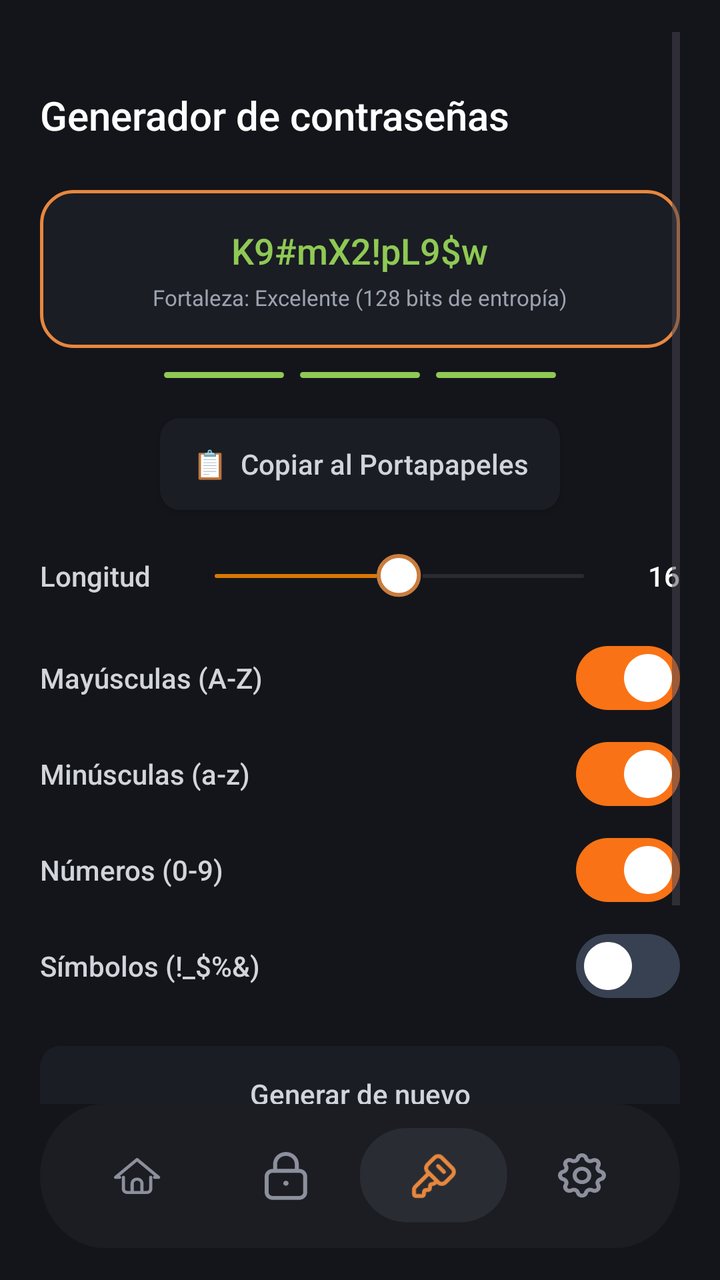
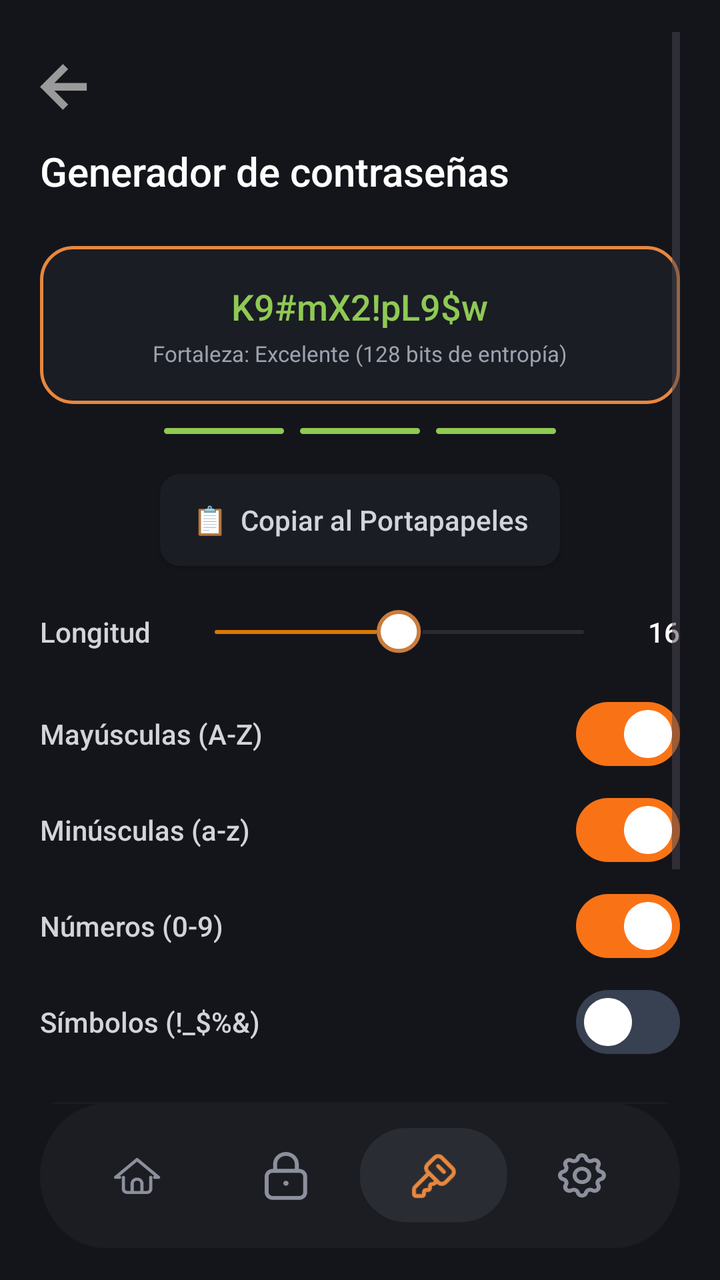

An Android layout rendered at two revisions. The XML below is the earlier revision; the diff shows what the commit changed to produce the second picture.
<!-- AndroidManifest.xml: application theme Theme.MyApplication -->
<!-- res/layout/activity_password_generator.xml -->
<?xml version="1.0" encoding="utf-8"?>
<androidx.constraintlayout.widget.ConstraintLayout xmlns:android="http://schemas.android.com/apk/res/android"
    xmlns:app="http://schemas.android.com/apk/res-auto"
    android:layout_width="match_parent"
    android:layout_height="match_parent"
    android:background="@color/bg_main">

    
    <ScrollView
        android:layout_width="0dp"
        android:layout_height="0dp"
        android:fillViewport="true"
        android:clipToPadding="false"
        android:paddingHorizontal="20dp"
        android:paddingTop="16dp"
        android:paddingBottom="24dp"
        app:layout_constraintTop_toTopOf="parent"
        app:layout_constraintBottom_toTopOf="@+id/bottomNavContainer"
        app:layout_constraintStart_toStartOf="parent"
        app:layout_constraintEnd_toEndOf="parent">

        <LinearLayout
            android:layout_width="match_parent"
            android:layout_height="wrap_content"
            android:orientation="vertical">

            
            <TextView
                android:layout_width="wrap_content"
                android:layout_height="wrap_content"
                android:layout_marginTop="28dp"
                android:layout_marginBottom="24dp"
                android:fontFamily="sans-serif-medium"
                android:text="Generador de contraseñas"
                android:textColor="#FFFFFF"
                android:textSize="20sp" />

            
            <LinearLayout
                android:layout_width="match_parent"
                android:layout_height="wrap_content"
                android:layout_marginBottom="12dp"
                android:background="@drawable/bg_card_password_border"
                android:gravity="center"
                android:orientation="vertical"
                android:paddingHorizontal="16dp"
                android:paddingVertical="18dp">

                <TextView
                    android:id="@+id/tvGeneratedPassword"
                    android:layout_width="wrap_content"
                    android:layout_height="wrap_content"
                    android:layout_marginBottom="4dp"
                    android:fontFamily="sans-serif-medium"
                    android:text="K9#mX2!pL9$w"
                    android:textColor="#8FC954"
                    android:textSize="18sp" />

                <TextView
                    android:layout_width="wrap_content"
                    android:layout_height="wrap_content"
                    android:fontFamily="sans-serif"
                    android:text="Fortaleza: Excelente (128 bits de entropía)"
                    android:textColor="#9CA3AF"
                    android:textSize="11sp" />
            </LinearLayout>

            
            <LinearLayout
                android:layout_width="match_parent"
                android:layout_height="wrap_content"
                android:layout_marginBottom="20dp"
                android:gravity="center"
                android:orientation="horizontal">

                <View
                    android:layout_width="60dp"
                    android:layout_height="3dp"
                    android:layout_marginEnd="8dp"
                    android:background="@drawable/bg_strength_bar_thin" />

                <View
                    android:layout_width="60dp"
                    android:layout_height="3dp"
                    android:layout_marginEnd="8dp"
                    android:background="@drawable/bg_strength_bar_thin" />

                <View
                    android:layout_width="60dp"
                    android:layout_height="3dp"
                    android:background="@drawable/bg_strength_bar_thin" />
            </LinearLayout>

            
            <androidx.appcompat.widget.AppCompatButton
                android:id="@+id/btnCopy"
                android:layout_width="200dp"
                android:layout_height="46dp"
                android:layout_gravity="center"
                android:layout_marginBottom="22dp"
                android:background="@drawable/bg_card_rounded"
                android:fontFamily="sans-serif-medium"
                android:text="📋  Copiar al Portapapeles"
                android:textAllCaps="false"
                android:textColor="#D1D5DB"
                android:textSize="14sp" />

            
            <LinearLayout
                android:layout_width="match_parent"
                android:layout_height="wrap_content"
                android:layout_marginBottom="24dp"
                android:gravity="center_vertical"
                android:orientation="horizontal">

                <TextView
                    android:layout_width="wrap_content"
                    android:layout_height="wrap_content"
                    android:fontFamily="sans-serif-medium"
                    android:text="Longitud"
                    android:textColor="#D1D5DB"
                    android:textSize="14sp" />

                <SeekBar
                    android:id="@+id/seekBarLength"
                    android:layout_width="0dp"
                    android:layout_height="wrap_content"
                    android:layout_marginStart="16dp"
                    android:layout_marginEnd="16dp"
                    android:layout_weight="1"
                    android:max="32"
                    android:minHeight="2dp"
                    android:maxHeight="2dp"
                    android:progress="16"
                    android:progressDrawable="@drawable/bg_seekbar_thick"
                    android:thumb="@drawable/vector_5" />

                <TextView
                    android:id="@+id/tvLengthValue"
                    android:layout_width="wrap_content"
                    android:layout_height="wrap_content"
                    android:fontFamily="sans-serif-medium"
                    android:text="16"
                    android:textColor="#FFFFFF"
                    android:textSize="14sp" />
            </LinearLayout>

            
            <LinearLayout
                android:layout_width="match_parent"
                android:layout_height="wrap_content"
                android:layout_marginBottom="24dp"
                android:orientation="vertical">

                
                <LinearLayout
                    android:layout_width="match_parent"
                    android:layout_height="wrap_content"
                    android:layout_marginBottom="16dp"
                    android:gravity="center_vertical"
                    android:orientation="horizontal">

                    <TextView
                        android:layout_width="0dp"
                        android:layout_height="wrap_content"
                        android:layout_weight="1"
                        android:fontFamily="sans-serif-medium"
                        android:text="Mayúsculas (A-Z)"
                        android:textColor="#D1D5DB"
                        android:textSize="14sp" />

                    <androidx.appcompat.widget.SwitchCompat
                        android:id="@+id/switchUppercase"
                        android:layout_width="52dp"
                        android:layout_height="32dp"
                        android:checked="true"
                        android:background="@drawable/switch_custom_selector"
                        android:thumb="@null"
                        app:track="@null" />
                </LinearLayout>

                
                <LinearLayout
                    android:layout_width="match_parent"
                    android:layout_height="wrap_content"
                    android:layout_marginBottom="16dp"
                    android:gravity="center_vertical"
                    android:orientation="horizontal">

                    <TextView
                        android:layout_width="0dp"
                        android:layout_height="wrap_content"
                        android:layout_weight="1"
                        android:fontFamily="sans-serif-medium"
                        android:text="Minúsculas (a-z)"
                        android:textColor="#D1D5DB"
                        android:textSize="14sp" />

                    <androidx.appcompat.widget.SwitchCompat
                        android:id="@+id/switchLowercase"
                        android:layout_width="52dp"
                        android:layout_height="32dp"
                        android:checked="true"
                        android:background="@drawable/switch_custom_selector"
                        android:thumb="@null"
                        app:track="@null" />
                </LinearLayout>

                
                <LinearLayout
                    android:layout_width="match_parent"
                    android:layout_height="wrap_content"
                    android:layout_marginBottom="16dp"
                    android:gravity="center_vertical"
                    android:orientation="horizontal">

                    <TextView
                        android:layout_width="0dp"
                        android:layout_height="wrap_content"
                        android:layout_weight="1"
                        android:fontFamily="sans-serif-medium"
                        android:text="Números (0-9)"
                        android:textColor="#D1D5DB"
                        android:textSize="14sp" />

                    <androidx.appcompat.widget.SwitchCompat
                        android:id="@+id/switchNumbers"
                        android:layout_width="52dp"
                        android:layout_height="32dp"
                        android:checked="true"
                        android:background="@drawable/switch_custom_selector"
                        android:thumb="@null"
                        app:track="@null" />
                </LinearLayout>

                
                <LinearLayout
                    android:layout_width="match_parent"
                    android:layout_height="wrap_content"
                    android:gravity="center_vertical"
                    android:orientation="horizontal">

                    <TextView
                        android:layout_width="0dp"
                        android:layout_height="wrap_content"
                        android:layout_weight="1"
                        android:fontFamily="sans-serif-medium"
                        android:text="Símbolos (!_$%&amp;)"
                        android:textColor="#D1D5DB"
                        android:textSize="14sp" />

                    <androidx.appcompat.widget.SwitchCompat
                        android:id="@+id/switchSymbols"
                        android:layout_width="52dp"
                        android:layout_height="32dp"
                        android:background="@drawable/switch_custom_selector"
                        android:thumb="@null"
                        app:track="@null" />
                </LinearLayout>
            </LinearLayout>

            
            <androidx.appcompat.widget.AppCompatButton
                android:id="@+id/btnGenerateNew"
                android:layout_width="match_parent"
                android:layout_height="48dp"
                android:layout_marginBottom="12dp"
                android:background="@drawable/bg_card_rounded"
                android:fontFamily="sans-serif-medium"
                android:text="Generar de nuevo"
                android:textAllCaps="false"
                android:textColor="#D1D5DB"
                android:textSize="14sp" />

            <androidx.appcompat.widget.AppCompatButton
                android:id="@+id/btnAcceptPassword"
                android:layout_width="match_parent"
                android:layout_height="48dp"
                android:layout_marginBottom="16dp"
                android:background="@drawable/bg_button_orange"
                android:fontFamily="sans-serif-medium"
                android:text="Continuar con esta contraseña"
                android:textAllCaps="false"
                android:textColor="#121212"
                android:textSize="14sp" />

        </LinearLayout>
    </ScrollView>

    
    <LinearLayout
        android:id="@+id/bottomNavContainer"
        android:layout_width="0dp"
        android:layout_height="72dp"
        android:layout_marginHorizontal="20dp"
        android:layout_marginBottom="16dp"
        android:background="@drawable/bg_bottom_nav"
        android:elevation="8dp"
        android:gravity="center_vertical"
        android:orientation="horizontal"
        android:paddingHorizontal="12dp"
        app:layout_constraintBottom_toBottomOf="parent"
        app:layout_constraintStart_toStartOf="parent"
        app:layout_constraintEnd_toEndOf="parent">

        
        <LinearLayout
            android:id="@+id/btnNavHome"
            android:layout_width="0dp"
            android:layout_height="48dp"
            android:layout_weight="1"
            android:clickable="true"
            android:focusable="true"
            android:gravity="center"
            android:orientation="horizontal">

            <ImageView
                android:layout_width="24dp"
                android:layout_height="24dp"
                android:src="@drawable/ic_home"
                app:tint="#8C909C" />
        </LinearLayout>

        
        <LinearLayout
            android:id="@+id/btnNavLock"
            android:layout_width="0dp"
            android:layout_height="48dp"
            android:layout_weight="1"
            android:clickable="true"
            android:focusable="true"
            android:gravity="center"
            android:orientation="horizontal">

            <ImageView
                android:layout_width="24dp"
                android:layout_height="24dp"
                android:src="@drawable/ic_lock"
                app:tint="#8C909C" />
        </LinearLayout>

        
        <LinearLayout
            android:layout_width="0dp"
            android:layout_height="48dp"
            android:layout_weight="1"
            android:background="@drawable/bg_nav_pill_active"
            android:gravity="center"
            android:orientation="horizontal">

            <ImageView
                android:layout_width="24dp"
                android:layout_height="24dp"
                android:src="@drawable/ic_key"
                app:tint="#E8873E" />
        </LinearLayout>

        
        <LinearLayout
            android:id="@+id/btnNavSettings"
            android:layout_width="0dp"
            android:layout_height="48dp"
            android:layout_weight="1"
            android:clickable="true"
            android:focusable="true"
            android:gravity="center"
            android:orientation="horizontal">

            <ImageView
                android:layout_width="24dp"
                android:layout_height="24dp"
                android:src="@drawable/ic_settings"
                app:tint="#8C909C" />
        </LinearLayout>
    </LinearLayout>

</androidx.constraintlayout.widget.ConstraintLayout>
<!-- resources referenced by this layout -->
<resources>
  <color name="bg_main">#14151A</color>
  <!-- drawable bg_bottom_nav (drawable) -->
  <vector xmlns:android="http://schemas.android.com/apk/res/android"
      android:width="372dp"
      android:height="75dp"
      android:viewportWidth="372"
      android:viewportHeight="75">
    <path
        android:pathData="M334.58,0H37.42C16.75,0 0,16.79 0,37.5C0,58.21 16.75,75 37.42,75H334.58C355.25,75 372,58.21 372,37.5C372,16.79 355.25,0 334.58,0Z"
        android:fillColor="#1C1D23"/>
  </vector>
  <!-- drawable bg_button_orange (drawable) -->
  <?xml version="1.0" encoding="utf-8"?>
  <shape xmlns:android="http://schemas.android.com/apk/res/android"
      android:shape="rectangle">
      <solid android:color="#E8873E" />
      <corners android:radius="10dp" />
  </shape>
  <!-- drawable bg_card_password_border (drawable) -->
  <?xml version="1.0" encoding="utf-8"?>
  <shape xmlns:android="http://schemas.android.com/apk/res/android"
      android:shape="rectangle">
      <solid android:color="#1A1D24" />
      <stroke android:width="1.5dp" android:color="#E8873E" />
      <corners android:radius="16dp" />
  </shape>
  <!-- drawable bg_card_rounded (drawable) -->
  <?xml version="1.0" encoding="utf-8"?>
  <shape xmlns:android="http://schemas.android.com/apk/res/android"
      android:shape="rectangle">
      <solid android:color="#1A1D24" />
      <corners android:radius="10dp" />
  </shape>
  <!-- drawable bg_nav_pill_active (drawable) -->
  <vector xmlns:android="http://schemas.android.com/apk/res/android"
      android:width="71dp"
      android:height="45dp"
      android:viewportWidth="71"
      android:viewportHeight="45">
    <path
        android:pathData="M47.816,0H22.713C10.169,0 0,9.403 0,21.001V23.212C0,34.811 10.169,44.213 22.713,44.213H47.816C60.36,44.213 70.529,34.811 70.529,23.212V21.001C70.529,9.403 60.36,0 47.816,0Z"
        android:fillColor="#292D33"/>
  </vector>
  <!-- drawable bg_strength_bar_thin (drawable) -->
  <?xml version="1.0" encoding="utf-8"?>
  <shape xmlns:android="http://schemas.android.com/apk/res/android"
      android:shape="rectangle">
  
      
      <size android:height="5dp" />
  
      <solid android:color="#8FC954" />
      <corners android:radius="2dp" />
  </shape>
  <!-- drawable switch_custom_selector (drawable) -->
  <?xml version="1.0" encoding="utf-8"?>
  <selector xmlns:android="http://schemas.android.com/apk/res/android">
      <item android:state_checked="true" android:drawable="@drawable/switch_checked" />
      <item android:state_checked="false" android:drawable="@drawable/switch_unchecked" />
  </selector>
  <!-- drawable vector_5 (drawable) -->
  <vector xmlns:android="http://schemas.android.com/apk/res/android"
      android:width="23dp"
      android:height="22dp"
      android:viewportWidth="23"
      android:viewportHeight="22">
    <path
        android:pathData="M11.05,20.447C16.601,20.447 21.1,16.094 21.1,10.723C21.1,5.353 16.601,1 11.05,1C5.5,1 1,5.353 1,10.723C1,16.094 5.5,20.447 11.05,20.447Z"
        android:strokeWidth="2"
        android:fillColor="#ffffff"
        android:strokeColor="#C97D3E"/>
  </vector>
  <style name="Theme.MyApplication" parent="Base.Theme.MyApplication" />
  <style name="Base.Theme.MyApplication" parent="Theme.Material3.DayNight.NoActionBar">
          <item name="android:windowBackground">#000000</item>
      </style>
  <!-- unchanged entries left out for length: 7 -->
</resources>

<!-- the commit's change to res/layout/activity_password_generator.xml (unified diff, before → after) -->
@@ -28,7 +28,7 @@
             <TextView
                 android:layout_width="wrap_content"
                 android:layout_height="wrap_content"
-                android:layout_marginTop="28dp"
+                android:layout_marginTop="56dp"
                 android:layout_marginBottom="24dp"
                 android:fontFamily="sans-serif-medium"
                 android:text="Generador de contraseñas"
@@ -57,6 +57,7 @@
                     android:textSize="18sp" />
 
                 <TextView
+                    android:id="@+id/tvStrengthLabel"
                     android:layout_width="wrap_content"
                     android:layout_height="wrap_content"
                     android:fontFamily="sans-serif"
@@ -74,18 +75,21 @@
                 android:orientation="horizontal">
 
                 <View
+                    android:id="@+id/viewBar1"
                     android:layout_width="60dp"
                     android:layout_height="3dp"
                     android:layout_marginEnd="8dp"
                     android:background="@drawable/bg_strength_bar_thin" />
 
                 <View
+                    android:id="@+id/viewBar2"
                     android:layout_width="60dp"
                     android:layout_height="3dp"
                     android:layout_marginEnd="8dp"
                     android:background="@drawable/bg_strength_bar_thin" />
 
                 <View
+                    android:id="@+id/viewBar3"
                     android:layout_width="60dp"
                     android:layout_height="3dp"
                     android:background="@drawable/bg_strength_bar_thin" />
@@ -286,6 +290,18 @@
 
         </LinearLayout>
     </ScrollView>
+
+    
+    <ImageView
+        android:id="@+id/btnBack"
+        android:layout_width="24dp"
+        android:layout_height="24dp"
+        android:layout_marginStart="20dp"
+        android:layout_marginTop="32dp"
+        android:contentDescription="Volver"
+        android:src="@drawable/flecha"
+        app:layout_constraintStart_toStartOf="parent"
+        app:layout_constraintTop_toTopOf="parent" />
 
     
     <LinearLayout
<!-- resource entries referenced after the edit -->
@@ -54,6 +54,16 @@
       <solid android:color="#8FC954" />
       <corners android:radius="2dp" />
   </shape>
+  <!-- drawable flecha (drawable) -->
+  <vector xmlns:android="http://schemas.android.com/apk/res/android"
+      android:width="15dp"
+      android:height="15dp"
+      android:viewportWidth="15"
+      android:viewportHeight="15">
+    <path
+        android:pathData="M7.159,14.318L0,7.159L7.159,-0L8.807,1.633L4.482,5.959H14.616V8.359H4.482L8.807,12.677L7.159,14.318Z"
+        android:fillColor="#9A9A9A"/>
+  </vector>
   <!-- drawable switch_custom_selector (drawable) -->
   <?xml version="1.0" encoding="utf-8"?>
   <selector xmlns:android="http://schemas.android.com/apk/res/android">
